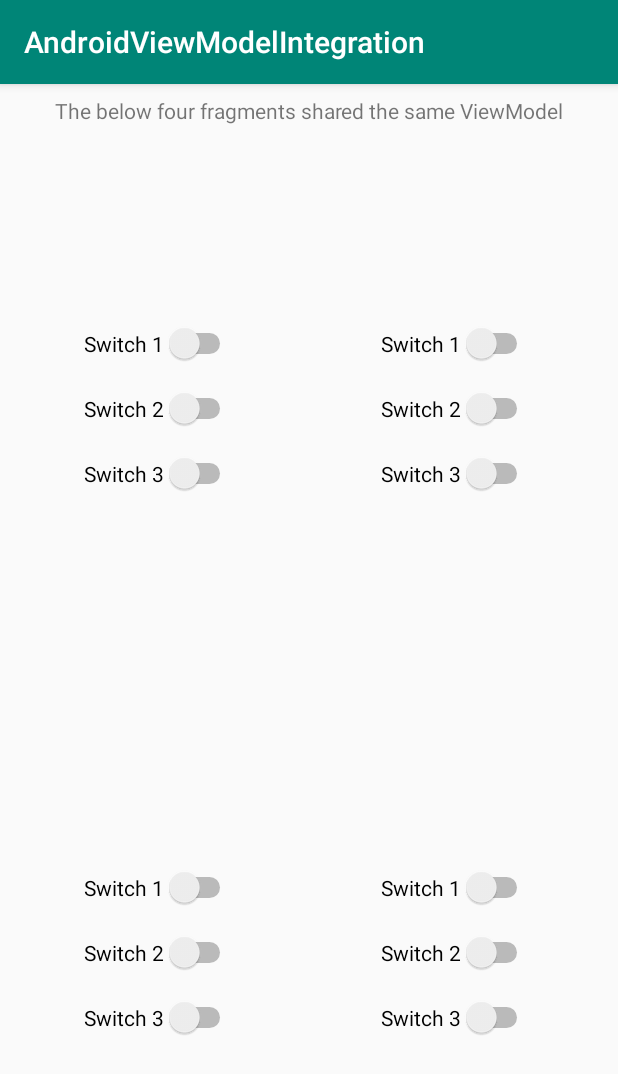
After one commit to Lettucech/AndroidViewModelExample, an Android app: the SyncSelectorActivity screen opened directly, with no data from a screen before it, on a phone screen of 412 x 824 dp. The commit adds this screen. Shown: the top 1074 px of the screen. Run offline under Robolectric (Android 15) with nearby library versions, the phone set to English and light mode, and no system bars.

Commit message:
added sync selector demo

```diff
--- a/app/src/main/AndroidManifest.xml
+++ b/app/src/main/AndroidManifest.xml
@@ -17,6 +17,7 @@
             </intent-filter>
         </activity>
         <activity android:name="com.github.brianbridge.androidviewmodelexample.activity.SimpleDemoActivity"/>
+        <activity android:name=".activity.SyncSelectorActivity"/>
     </application>
 
 </manifest>
--- a/app/src/main/java/com/github/brianbridge/androidviewmodelexample/activity/MainActivity.kt
+++ b/app/src/main/java/com/github/brianbridge/androidviewmodelexample/activity/MainActivity.kt
@@ -7,13 +7,14 @@ import com.github.brianbridge.androidviewmodelexample.R
 import kotlinx.android.synthetic.main.activity_main.*
 
 class MainActivity : AppCompatActivity() {
-    private val tag: String = MainActivity::class.java.simpleName
-
     override fun onCreate(savedInstanceState: Bundle?) {
         super.onCreate(savedInstanceState)
         setContentView(R.layout.activity_main)
         btn_simpleDemo.setOnClickListener {
             startActivity(Intent(this, SimpleDemoActivity::class.java))
         }
+        btn_syncSelectorDemo.setOnClickListener {
+            startActivity(Intent(this, SyncSelectorActivity::class.java))
+        }
     }
 }
--- /dev/null
+++ b/app/src/main/java/com/github/brianbridge/androidviewmodelexample/activity/SyncSelectorActivity.kt
@@ -0,0 +1,33 @@
+package com.github.brianbridge.androidviewmodelexample.activity
+
+import android.os.Bundle
+import androidx.appcompat.app.AppCompatActivity
+import androidx.fragment.app.Fragment
+import com.github.brianbridge.androidviewmodelexample.R
+import com.github.brianbridge.androidviewmodelexample.fragment.SyncSelectorFragment
+
+/**
+ * Created by Brian Ho on 27/2/2019.
+ */
+class SyncSelectorActivity : AppCompatActivity() {
+    override fun onCreate(savedInstanceState: Bundle?) {
+        super.onCreate(savedInstanceState)
+        setContentView(R.layout.activity_sync_selector)
+
+        supportFragmentManager.beginTransaction()
+            .replace(R.id.frameLayout_fragment1, SyncSelectorFragment())
+            .commit()
+
+        supportFragmentManager.beginTransaction()
+            .replace(R.id.frameLayout_fragment2, SyncSelectorFragment())
+            .commit()
+
+        supportFragmentManager.beginTransaction()
+            .replace(R.id.frameLayout_fragment3, SyncSelectorFragment())
+            .commit()
+
+        supportFragmentManager.beginTransaction()
+            .replace(R.id.frameLayout_fragment4, SyncSelectorFragment())
+            .commit()
+    }
+}
--- /dev/null
+++ b/app/src/main/java/com/github/brianbridge/androidviewmodelexample/fragment/SyncSelectorFragment.kt
@@ -0,0 +1,52 @@
+package com.github.brianbridge.androidviewmodelexample.fragment
+
+import android.os.Bundle
+import android.util.Log
+import android.view.LayoutInflater
+import android.view.View
+import android.view.ViewGroup
+import androidx.fragment.app.Fragment
+import androidx.lifecycle.Observer
+import androidx.lifecycle.ViewModelProviders
+import com.github.brianbridge.androidviewmodelexample.R
+import com.github.brianbridge.androidviewmodelexample.viewmodel.SelectorViewModel
+import kotlinx.android.synthetic.main.fragment_sync_selector.*
+
+/**
+ * Created by Brian Ho on 27/2/2019.
+ */
+class SyncSelectorFragment : Fragment() {
+    private val logTag: String = SyncSelectorFragment::class.java.simpleName
+
+    private lateinit var selectorViewMode: SelectorViewModel
+
+    override fun onCreate(savedInstanceState: Bundle?) {
+        super.onCreate(savedInstanceState)
+        selectorViewMode = activity?.run {
+            ViewModelProviders.of(this).get(SelectorViewModel::class.java)
+        } ?: throw Exception("Invalid Activity")
+
+        selectorViewMode.status.observe(this, Observer {
+            switch1?.isChecked = it.get(1)
+            switch2?.isChecked = it.get(2)
+            switch3?.isChecked = it.get(3)
+        })
+    }
+
+    override fun onCreateView(inflater: LayoutInflater, container: ViewGroup?, savedInstanceState: Bundle?): View? {
+        return inflater.inflate(R.layout.fragment_sync_selector, container, false)
+    }
+
+    override fun onViewCreated(view: View, savedInstanceState: Bundle?) {
+        super.onViewCreated(view, savedInstanceState)
+        switch1.setOnCheckedChangeListener { compoundButton, b ->
+            selectorViewMode.setStatus(1, b)
+        }
+        switch2.setOnCheckedChangeListener { compoundButton, b ->
+            selectorViewMode.setStatus(2, b)
+        }
+        switch3.setOnCheckedChangeListener { compoundButton, b ->
+            selectorViewMode.setStatus(3, b)
+        }
+    }
+}
--- /dev/null
+++ b/app/src/main/java/com/github/brianbridge/androidviewmodelexample/viewmodel/SelectorViewModel.kt
@@ -0,0 +1,21 @@
+package com.github.brianbridge.androidviewmodelexample.viewmodel
+
+import android.util.SparseBooleanArray
+import androidx.core.util.set
+import androidx.lifecycle.MutableLiveData
+import androidx.lifecycle.ViewModel
+
+/**
+ * Created by Brian Ho on 27/2/2019.
+ */
+class SelectorViewModel : ViewModel() {
+    val status: MutableLiveData<SparseBooleanArray> by lazy {
+        MutableLiveData<SparseBooleanArray>()
+    }
+
+    fun setStatus(index: Int, checked: Boolean) {
+        status.value = status.value?.also {
+            it[index] = checked
+        } ?: SparseBooleanArray().also { it[index] = checked }
+    }
+}
--- a/app/src/main/java/com/github/brianbridge/androidviewmodelexample/viewmodel/UserViewModel.kt
+++ b/app/src/main/java/com/github/brianbridge/androidviewmodelexample/viewmodel/UserViewModel.kt
@@ -10,7 +10,6 @@ import kotlinx.coroutines.*
  * Created by Brian Ho on 22/2/2019.
  */
 class UserViewModel : ViewModel() {
-    private val TAG: String = UserViewModel::class.java.simpleName
     var loadDelay = 5000L
 
     private val users: MutableLiveData<List<User>> by lazy {
--- a/app/src/main/res/layout/activity_main.xml
+++ b/app/src/main/res/layout/activity_main.xml
@@ -15,17 +15,19 @@
         android:text="Simple Demo"
         app:layout_constraintLeft_toLeftOf="parent"
         app:layout_constraintRight_toRightOf="parent"
+        android:textAllCaps="false"
         android:layout_marginBottom="4dp"
         app:layout_constraintBottom_toTopOf="@+id/guideline"/>
 
     <Button
-        android:id="@+id/btn_fragmentSyncDemo"
+        android:id="@+id/btn_syncSelectorDemo"
         android:layout_width="match_parent"
         android:layout_height="wrap_content"
-        android:text="Fragment Sync Demo"
+        android:text="Sync Selector Demo"
         app:layout_constraintLeft_toLeftOf="parent"
         app:layout_constraintRight_toRightOf="parent"
         android:layout_marginTop="4dp"
+        android:textAllCaps="false"
         app:layout_constraintTop_toTopOf="@+id/guideline"/>
 
     <androidx.constraintlayout.widget.Guideline
--- a/app/src/main/res/layout/activity_simple_demo.xml
+++ b/app/src/main/res/layout/activity_simple_demo.xml
@@ -2,7 +2,6 @@
 <androidx.constraintlayout.widget.ConstraintLayout
     xmlns:android="http://schemas.android.com/apk/res/android"
     xmlns:app="http://schemas.android.com/apk/res-auto"
-    android:orientation="vertical"
     android:layout_width="match_parent"
     android:layout_height="match_parent">
 
@@ -58,7 +57,6 @@
     <TextView
         android:id="@+id/textView_data"
         android:layout_width="match_parent"
-        android:layout_height="0dp"
         app:layout_constraintEnd_toEndOf="parent"
         android:layout_marginEnd="8dp"
         app:layout_constraintStart_toStartOf="parent"
@@ -67,6 +65,7 @@
         app:layout_constraintBottom_toBottomOf="parent"
         app:layout_constraintHorizontal_bias="1.0"
         android:layout_marginTop="8dp"
-        app:layout_constraintTop_toBottomOf="@+id/textView"/>
+        app:layout_constraintTop_toBottomOf="@+id/textView"
+        android:layout_height="0dp"/>
 
 </androidx.constraintlayout.widget.ConstraintLayout>
--- /dev/null
+++ b/app/src/main/res/layout/activity_sync_selector.xml
@@ -0,0 +1,111 @@
+<?xml version="1.0" encoding="utf-8"?>
+<androidx.constraintlayout.widget.ConstraintLayout
+    xmlns:android="http://schemas.android.com/apk/res/android"
+    xmlns:app="http://schemas.android.com/apk/res-auto"
+    xmlns:tools="http://schemas.android.com/tools"
+    android:layout_width="match_parent"
+    android:layout_height="match_parent">
+
+    <TextView
+        android:text="The below four fragments shared the same ViewModel"
+        android:layout_width="0dp"
+        android:layout_height="wrap_content"
+        android:id="@+id/textView3"
+        app:layout_constraintEnd_toEndOf="parent"
+        android:layout_marginEnd="8dp"
+        app:layout_constraintStart_toStartOf="parent"
+        android:layout_marginStart="8dp"
+        android:layout_marginTop="8dp"
+        app:layout_constraintTop_toTopOf="parent"
+        android:gravity="center"/>
+
+    <androidx.constraintlayout.widget.ConstraintLayout
+        app:layout_constraintEnd_toEndOf="parent"
+        android:layout_marginEnd="8dp"
+        app:layout_constraintTop_toBottomOf="@+id/textView3"
+        app:layout_constraintStart_toStartOf="parent"
+        android:layout_marginStart="8dp"
+        app:layout_constraintBottom_toBottomOf="parent"
+        android:layout_marginBottom="8dp"
+        android:layout_marginTop="8dp"
+        android:layout_width="0dp"
+        android:layout_height="0dp">
+
+        <FrameLayout
+            android:id="@+id/frameLayout_fragment1"
+            android:layout_marginTop="8dp"
+            app:layout_constraintTop_toTopOf="parent"
+            android:layout_marginEnd="8dp"
+            app:layout_constraintStart_toStartOf="parent"
+            android:layout_marginStart="8dp"
+            android:layout_marginBottom="8dp"
+            app:layout_constraintBottom_toTopOf="@+id/guideline3"
+            android:layout_width="0dp"
+            android:layout_height="0dp"
+            app:layout_constraintEnd_toStartOf="@+id/guideline4">
+
+        </FrameLayout>
+
+        <FrameLayout
+            android:id="@+id/frameLayout_fragment2"
+            android:layout_marginTop="8dp"
+            app:layout_constraintTop_toTopOf="parent"
+            app:layout_constraintEnd_toEndOf="parent"
+            android:layout_marginEnd="8dp"
+            app:layout_constraintStart_toStartOf="@+id/guideline4"
+            android:layout_marginStart="8dp"
+            android:layout_marginBottom="8dp"
+            android:layout_width="0dp"
+            android:layout_height="0dp"
+            app:layout_constraintBottom_toTopOf="@+id/guideline3">
+
+        </FrameLayout>
+
+        <FrameLayout
+            android:id="@+id/frameLayout_fragment3"
+            android:layout_width="0dp"
+            android:layout_height="0dp"
+            app:layout_constraintStart_toStartOf="parent"
+            android:layout_marginStart="8dp"
+            android:layout_marginTop="8dp"
+            app:layout_constraintTop_toTopOf="@+id/guideline3"
+            android:layout_marginBottom="8dp"
+            app:layout_constraintBottom_toBottomOf="parent"
+            app:layout_constraintEnd_toStartOf="@+id/guideline4"
+            android:layout_marginEnd="8dp">
+
+        </FrameLayout>
+
+        <FrameLayout
+            android:id="@+id/frameLayout_fragment4"
+            android:layout_marginTop="8dp"
+            app:layout_constraintTop_toTopOf="@+id/guideline3"
+            app:layout_constraintEnd_toEndOf="parent"
+            android:layout_marginEnd="8dp"
+            app:layout_constraintStart_toStartOf="@+id/guideline4"
+            android:layout_marginStart="8dp"
+            android:layout_marginBottom="8dp"
+            app:layout_constraintBottom_toBottomOf="parent"
+            android:layout_width="0dp"
+            android:layout_height="0dp"
+            app:layout_constraintHorizontal_bias="0.0"
+            app:layout_constraintVertical_bias="0.0">
+
+        </FrameLayout>
+
+        <androidx.constraintlayout.widget.Guideline
+            android:orientation="horizontal"
+            android:layout_width="wrap_content"
+            android:layout_height="wrap_content"
+            android:id="@+id/guideline3"
+            app:layout_constraintGuide_percent="0.5"/>
+
+        <androidx.constraintlayout.widget.Guideline
+            android:orientation="vertical"
+            android:layout_width="wrap_content"
+            android:layout_height="wrap_content"
+            android:id="@+id/guideline4"
+            app:layout_constraintGuide_percent="0.5"/>
+    </androidx.constraintlayout.widget.ConstraintLayout>
+
+</androidx.constraintlayout.widget.ConstraintLayout>
--- /dev/null
+++ b/app/src/main/res/layout/fragment_sync_selector.xml
@@ -0,0 +1,29 @@
+<?xml version="1.0" encoding="utf-8"?>
+<LinearLayout
+    xmlns:android="http://schemas.android.com/apk/res/android"
+    android:orientation="vertical"
+    android:gravity="center"
+    android:layout_width="match_parent"
+    android:layout_height="match_parent">
+
+    <Switch
+        android:text="Switch 1"
+        android:layout_width="wrap_content"
+        android:layout_height="wrap_content"
+        android:layout_margin="8dp"
+        android:id="@+id/switch1"/>
+
+    <Switch
+        android:text="Switch 2"
+        android:layout_width="wrap_content"
+        android:layout_height="wrap_content"
+        android:layout_margin="8dp"
+        android:id="@+id/switch2"/>
+
+    <Switch
+        android:text="Switch 3"
+        android:layout_width="wrap_content"
+        android:layout_height="wrap_content"
+        android:layout_margin="8dp"
+        android:id="@+id/switch3"/>
+</LinearLayout>
```
